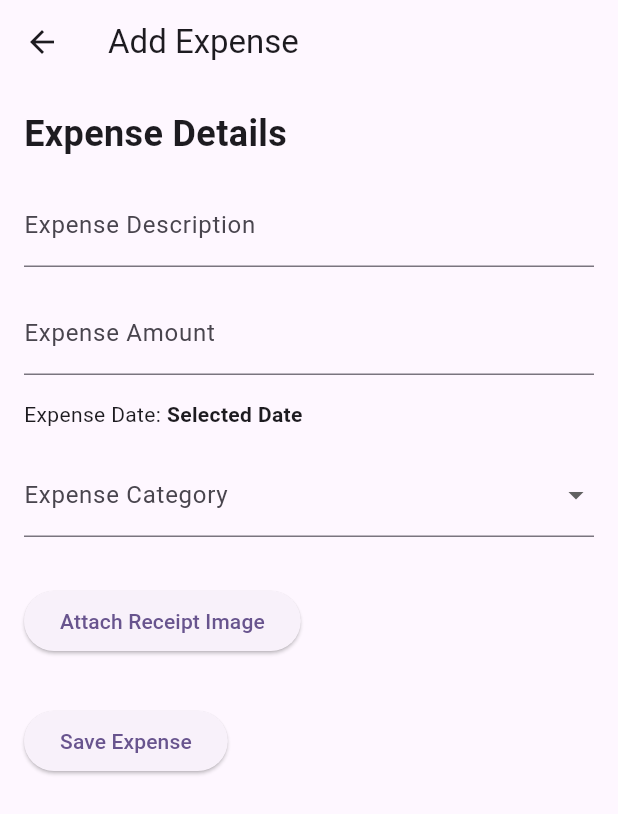
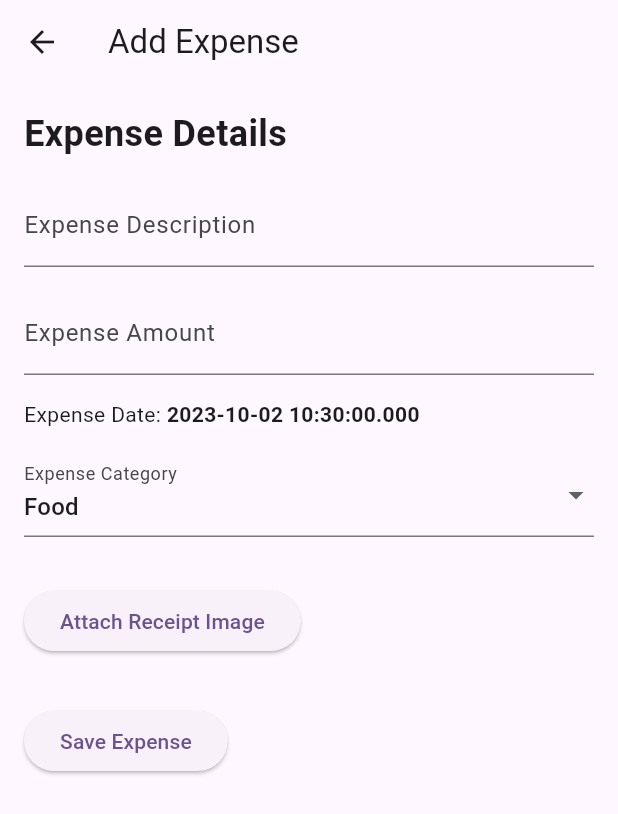
Before and after one commit to arslanriaz038/expense_tracking_app, a Flutter app: the ExpensesPage screen opened directly, after a tap on the "add" icon, on a phone screen of 412 x 824 dp. Shown: the top 814 px of the screen. Run offline on Flutter 3.47's test engine with Material 2 defaults, Android fonts, the phone set to English and light mode, and no system bars.

Commit message:
edit expense

```diff
--- a/lib/views/add_expense_screen.dart
+++ b/lib/views/add_expense_screen.dart
@@ -1,13 +1,39 @@
 import 'package:flutter/material.dart';
 
-class AddExpensePage extends StatelessWidget {
-  const AddExpensePage({Key? key}) : super(key: key);
+class AddExpensePage extends StatefulWidget {
+  final bool isEditing; // Indicates whether it's an edit mode.
+
+  // Pass isEditing as true when editing an expense.
+  const AddExpensePage({Key? key, this.isEditing = false}) : super(key: key);
+
+  @override
+  _AddExpensePageState createState() => _AddExpensePageState();
+}
+
+class _AddExpensePageState extends State<AddExpensePage> {
+  final TextEditingController _descriptionController = TextEditingController();
+  final TextEditingController _amountController = TextEditingController();
+  String _selectedCategory = 'Food'; // Default category
+  DateTime _selectedDate = DateTime.now(); // Default date
+
+  @override
+  void initState() {
+    super.initState();
+    // Populate fields with existing expense data if editing.
+    if (widget.isEditing) {
+      // Replace with logic to fetch and populate expense data for editing.
+      _descriptionController.text = 'Expense Description'; // Example data.
+      _amountController.text = '50.0'; // Example data.
+      _selectedCategory = 'Transportation'; // Example data.
+      _selectedDate = DateTime(2023, 10, 1); // Example data.
+    }
+  }
 
   @override
   Widget build(BuildContext context) {
     return Scaffold(
       appBar: AppBar(
-        title: const Text('Add Expense'),
+        title: Text(widget.isEditing ? 'Edit Expense' : 'Add Expense'),
       ),
       body: Padding(
         padding: const EdgeInsets.all(16.0),
@@ -22,42 +48,43 @@ class AddExpensePage extends StatelessWidget {
               ),
             ),
             const SizedBox(height: 16.0),
-            // Expense Name TextField
             TextFormField(
+              controller: _descriptionController,
               decoration: const InputDecoration(
                 labelText: 'Expense Description',
               ),
             ),
             const SizedBox(height: 16.0),
-            // Expense Amount TextField
             TextFormField(
+              controller: _amountController,
               decoration: const InputDecoration(
                 labelText: 'Expense Amount',
               ),
               keyboardType: TextInputType.number,
             ),
             const SizedBox(height: 16.0),
-            // Expense Date Selection
             GestureDetector(
               onTap: () {
-                // Implement date picker here to allow the user to select the date.
+                // Implement date picker to select the date.
               },
-              child: const Row(
+              child: Row(
                 children: [
-                  Text('Expense Date: '),
+                  const Text('Expense Date: '),
                   Text(
-                    'Selected Date', // Display the selected date here.
-                    style: TextStyle(fontWeight: FontWeight.bold),
+                    _selectedDate.toString(), // Display the selected date here.
+                    style: const TextStyle(fontWeight: FontWeight.bold),
                   ),
                 ],
               ),
             ),
             const SizedBox(height: 16.0),
-            // Expense Category Dropdown
             DropdownButtonFormField<String>(
-              decoration: const InputDecoration(
-                labelText: 'Expense Category',
-              ),
+              value: _selectedCategory,
+              onChanged: (String? newValue) {
+                setState(() {
+                  _selectedCategory = newValue!;
+                });
+              },
               items: <String>[
                 'Food',
                 'Transportation',
@@ -69,25 +96,28 @@ class AddExpensePage extends StatelessWidget {
                   child: Text(value),
                 );
               }).toList(),
-              onChanged: (String? newValue) {
-                // Handle category selection.
-              },
+              decoration: const InputDecoration(
+                labelText: 'Expense Category',
+              ),
             ),
             const SizedBox(height: 32.0),
-            // Attachment Image Upload (Optional)
             ElevatedButton(
               onPressed: () {
-                // Implement logic for uploading receipt image (if needed).
+                // Implement logic to upload receipt image (if needed).
               },
               child: const Text('Attach Receipt Image'),
             ),
             const SizedBox(height: 32.0),
-            // Save Button
             ElevatedButton(
               onPressed: () {
-                // Implement logic to save the new expense.
+                // Implement logic to save or update the expense based on widget.isEditing.
+                if (widget.isEditing) {
+                  // Update existing expense logic here.
+                } else {
+                  // Add new expense logic here.
+                }
               },
-              child: const Text('Save Expense'),
+              child: Text(widget.isEditing ? 'Update Expense' : 'Save Expense'),
             ),
           ],
         ),
--- a/lib/widgets/expense_item_card.dart
+++ b/lib/widgets/expense_item_card.dart
@@ -1,3 +1,4 @@
+import 'package:expense_tracking_app/views/add_expense_screen.dart';
 import 'package:flutter/material.dart';
 import 'package:flutter/widgets.dart';
 
@@ -19,11 +20,38 @@ class ExpenseItemCard extends StatelessWidget {
       child: ListTile(
         title: Text(expenseName),
         subtitle: Text('\$$expenseAmount'),
-        trailing: IconButton(
-          icon: const Icon(Icons.delete),
-          onPressed: () {
-            // Implement logic to delete this expense.
-          },
+        trailing: SizedBox(
+          width: 100,
+          child: Row(
+            children: [
+              IconButton(
+                icon: const Icon(Icons.edit),
+                onPressed: () {
+                  // Implement logic to delete this expense.
+                  Navigator.of(context).push(
+                    MaterialPageRoute(
+                      builder: (context) => const AddExpensePage(
+                        isEditing: true,
+                      ), // Replace with your add expense screen.
+                    ),
+                  );
+                },
+              ),
+              IconButton(
+                icon: const Icon(Icons.delete),
+                onPressed: () {
+                  // Implement logic to delete this expense.
+                  Navigator.of(context).push(
+                    MaterialPageRoute(
+                      builder: (context) => const AddExpensePage(
+                        isEditing: true,
+                      ), // Replace with your add expense screen.
+                    ),
+                  );
+                },
+              ),
+            ],
+          ),
         ),
         onTap: () {
           // Implement logic to view or edit this expense.
```
